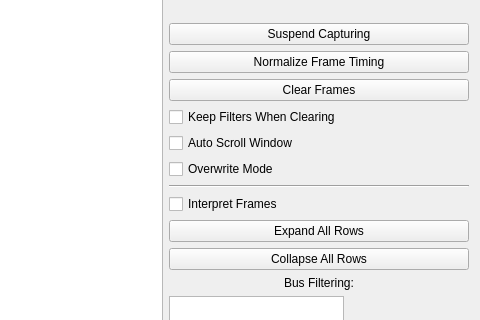
First picture: the form in ui/mainwindow.ui, repository fasttube/SavvyCAN, before the edit; both pictures show x 697 to 1177 and y 158 to 478 of the 1177 by 717 pixel window.
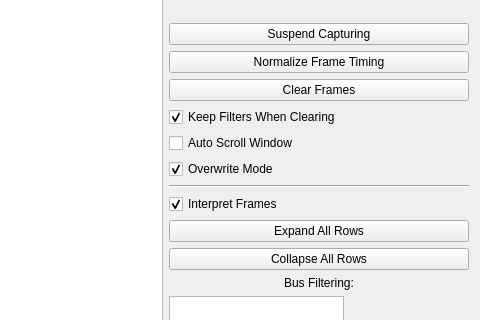
Second picture: the form after the edit.

Patch:
```diff
--- a/ui/mainwindow.ui
+++ b/ui/mainwindow.ui
@@ -241,6 +241,9 @@
           <property name="text">
            <string>Keep Filters When Clearing</string>
           </property>
+          <property name="checked">
+           <bool>true</bool>
+          </property>
          </widget>
         </item>
         <item>
@@ -255,6 +258,9 @@
           <property name="enabled">
            <bool>true</bool>
           </property>
+          <property name="checked">
+           <bool>true</bool>
+          </property>
           <property name="text">
            <string>Overwrite Mode</string>
           </property>
@@ -272,6 +278,9 @@
           <property name="text">
            <string>Interpret Frames</string>
           </property>
+          <property name="checked">
+           <bool>true</bool>
+          </property>
          </widget>
         </item>
         <item>
```
